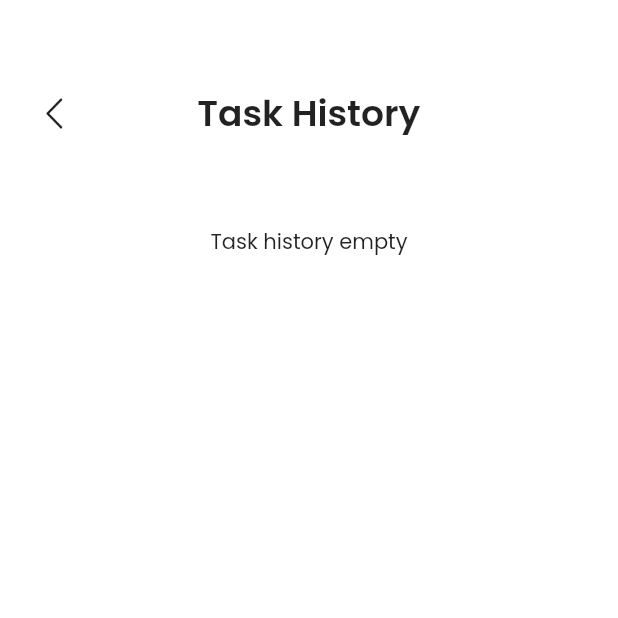
After one commit to mayudevID/bloom, a Flutter app: the ToDoListHistoryPageContent screen opened directly, on a phone screen of 412 x 824 dp, the top half of it. The commit adds this screen. Run offline on Flutter 3.47's test engine with Material 2 defaults, Android fonts, the phone set to English and light mode, and no system bars; our stand-ins replace awesome_notifications, bloc, cached_network_image, carousel_slider, cloud_firestore, connectivity_plus and 16 more; missing offline and left inert: flow_builder, flutter_facebook_auth; accounts and stored records are empty; network calls fail.

Commit message:
todos history to bloc

```diff
--- a/lib/features/habit/presentation/pages/habit_detail_page.dart
+++ b/lib/features/habit/presentation/pages/habit_detail_page.dart
@@ -1,3 +1,4 @@
+import 'package:bloom/features/authentication/data/repositories/local_auth_repository.dart';
 import 'package:bloom/features/habit/data/models/habit_model.dart';
 import 'package:flutter/material.dart';
 import 'package:flutter_bloc/flutter_bloc.dart';
@@ -20,6 +21,7 @@ class HabitsDetailPage extends StatelessWidget {
       create: (context) => HabitDetailBloc(
         habitModel: initHabitModel,
         habitsRepository: context.read<HabitsRepository>(),
+        localUserDataRepository: context.read<LocalUserDataRepository>(),
       ),
       child: HabitsDetailPageContent(initHabitModel: initHabitModel),
     );
--- a/lib/features/todolist/data/repositories/local_storage_todos_idle.dart
+++ b/lib/features/todolist/data/repositories/todo/backup.dart
@@ -2,7 +2,7 @@ import 'dart:convert';
 
 import 'package:shared_preferences/shared_preferences.dart';
 
-import '../models/task_model.dart';
+import '../../models/task_model.dart';
 
 class LocalStorageTodosIdle {
   LocalStorageTodosIdle(this.plugin);
--- /dev/null
+++ b/lib/features/todolist/data/repositories/todo_history/todos_history_api.dart
@@ -0,0 +1,10 @@
+import 'package:bloom/features/todolist/data/models/task_model.dart';
+
+abstract class TodosHistoryApi {
+  const TodosHistoryApi();
+  Stream<List<TaskModel>> getTodos();
+  Future<void> saveTodo(TaskModel taskModel);
+  Future<void> deleteTodo(String id);
+}
+
+class TodoHistoryNotFoundException implements Exception {}
--- /dev/null
+++ b/lib/features/todolist/domain/todos_history_repository.dart
@@ -0,0 +1,14 @@
+import '../data/models/task_model.dart';
+import '../data/repositories/todo_history/todos_history_api.dart';
+
+class TodosHistoryRepository {
+  const TodosHistoryRepository({
+    required TodosHistoryApi todosApi,
+  }) : _todosApi = todosApi;
+
+  final TodosHistoryApi _todosApi;
+
+  Stream<List<TaskModel>> getTodos() => _todosApi.getTodos();
+  Future<void> saveTodo(TaskModel todo) => _todosApi.saveTodo(todo);
+  Future<void> deleteTodo(String id) => _todosApi.deleteTodo(id);
+}
--- a/lib/features/todolist/domain/todos_repository.dart
+++ b/lib/features/todolist/domain/todos_repository.dart
@@ -1,5 +1,5 @@
 import '../data/models/task_model.dart';
-import '../data/repositories/todos_api.dart';
+import '../data/repositories/todo/todos_api.dart';
 
 class TodosRepository {
   const TodosRepository({
--- /dev/null
+++ b/lib/features/todolist/presentation/bloc/bloc/todos_history_bloc.dart
@@ -0,0 +1,46 @@
+import 'package:bloc/bloc.dart';
+import 'package:bloom/features/todolist/domain/todos_repository.dart';
+import 'package:equatable/equatable.dart';
+
+import '../../../data/models/task_model.dart';
+import '../../../domain/todos_history_repository.dart';
+
+part 'todos_history_event.dart';
+part 'todos_history_state.dart';
+
+class TodosHistoryBloc extends Bloc<TodosHistoryEvent, TodosHistoryState> {
+  TodosHistoryBloc({required TodosHistoryRepository todosHistoryRepository})
+      : _todosHistoryRepository = todosHistoryRepository,
+        super(const TodosHistoryState()) {
+    on<TodosHistorySubscriptionRequested>(_onSubscriptionRequested);
+    on<TodosHistoryTodoDeleted>(_onTodoDeleted);
+  }
+
+  final TodosHistoryRepository _todosHistoryRepository;
+
+  Future<void> _onSubscriptionRequested(
+    TodosHistorySubscriptionRequested event,
+    Emitter<TodosHistoryState> emit,
+  ) async {
+    emit(state.copyWith(status: () => TodosHistoryStatus.loading));
+
+    await emit.forEach<List<TaskModel>>(
+      _todosHistoryRepository.getTodos(),
+      onData: (todos) => state.copyWith(
+        status: () => TodosHistoryStatus.success,
+        todos: () => todos,
+      ),
+      onError: (_, __) => state.copyWith(
+        status: () => TodosHistoryStatus.failure,
+      ),
+    );
+  }
+
+  Future<void> _onTodoDeleted(
+    TodosHistoryTodoDeleted event,
+    Emitter<TodosHistoryState> emit,
+  ) async {
+    //emit(state.copyWith(lastDeletedTodo: () => event.todo));
+    await _todosHistoryRepository.deleteTodo(event.todo.taskId.toString());
+  }
+}
--- /dev/null
+++ b/lib/features/todolist/presentation/bloc/bloc/todos_history_event.dart
@@ -0,0 +1,21 @@
+part of 'todos_history_bloc.dart';
+
+abstract class TodosHistoryEvent extends Equatable {
+  const TodosHistoryEvent();
+
+  @override
+  List<Object> get props => [];
+}
+
+class TodosHistorySubscriptionRequested extends TodosHistoryEvent {
+  const TodosHistorySubscriptionRequested();
+}
+
+class TodosHistoryTodoDeleted extends TodosHistoryEvent {
+  const TodosHistoryTodoDeleted(this.todo);
+
+  final TaskModel todo;
+
+  @override
+  List<Object> get props => [todo];
+}
--- /dev/null
+++ b/lib/features/todolist/presentation/bloc/bloc/todos_history_state.dart
@@ -0,0 +1,31 @@
+part of 'todos_history_bloc.dart';
+
+enum TodosHistoryStatus { initial, loading, success, failure }
+
+class TodosHistoryState extends Equatable {
+  const TodosHistoryState({
+    this.status = TodosHistoryStatus.initial,
+    this.todos = const [],
+  });
+
+  final TodosHistoryStatus status;
+  final List<TaskModel> todos;
+
+  //Iterable<TaskModel> get filteredTodos => filter.applyAll(todos);
+
+  TodosHistoryState copyWith({
+    TodosHistoryStatus Function()? status,
+    List<TaskModel> Function()? todos,
+  }) {
+    return TodosHistoryState(
+      status: status != null ? status() : this.status,
+      todos: todos != null ? todos() : this.todos,
+    );
+  }
+
+  @override
+  List<Object?> get props => [
+        status,
+        todos,
+      ];
+}
--- /dev/null
+++ b/lib/features/todolist/presentation/pages/todolist_history_page.dart
@@ -0,0 +1,103 @@
+import 'package:flutter/material.dart';
+import 'package:flutter_bloc/flutter_bloc.dart';
+
+import '../../../../core/utils/function.dart';
+import '../../../../core/utils/theme.dart';
+import '../../domain/todos_history_repository.dart';
+import '../bloc/bloc/todos_history_bloc.dart';
+import '../widgets/task_widget_deleted.dart';
+
+class ToDoListHistoryPage extends StatelessWidget {
+  const ToDoListHistoryPage({Key? key}) : super(key: key);
+
+  @override
+  Widget build(BuildContext context) {
+    return BlocProvider(
+      create: (context) => TodosHistoryBloc(
+        todosHistoryRepository: context.read<TodosHistoryRepository>(),
+      )..add(
+          const TodosHistorySubscriptionRequested(),
+        ),
+      child: const ToDoListHistoryPageContent(),
+    );
+  }
+}
+
+class ToDoListHistoryPageContent extends StatelessWidget {
+  const ToDoListHistoryPageContent({Key? key}) : super(key: key);
+
+  @override
+  Widget build(BuildContext context) {
+    return Scaffold(
+      backgroundColor: naturalWhite,
+      body: Container(
+        padding: const EdgeInsets.symmetric(horizontal: 24),
+        child: Column(
+          children: [
+            SizedBox(height: MediaQuery.of(context).size.height * 0.07),
+            Row(
+              children: [
+                GestureDetector(
+                  onTap: () async {
+                    Navigator.of(context).pop();
+                  },
+                  child: Image.asset("assets/icons/arrow_back.png", width: 24),
+                ),
+                Container(
+                  margin: EdgeInsets.only(
+                    left: MediaQuery.of(context).size.width * 0.5 - 48 - 74.5,
+                  ),
+                  child: Text(
+                    "Task History",
+                    style: mainSubTitle,
+                  ),
+                ),
+              ],
+            ),
+            SizedBox(height: getHeight(32, context)),
+            BlocBuilder<TodosHistoryBloc, TodosHistoryState>(
+              builder: (context, state) {
+                if (state.todos.isNotEmpty) {
+                  return MediaQuery.removePadding(
+                    context: context,
+                    removeTop: true,
+                    child: ListView(
+                      physics: const NeverScrollableScrollPhysics(),
+                      shrinkWrap: true,
+                      children: [
+                        for (final taskModel in state.todos)
+                          TaskWidgetDeleted(
+                            taskModel: taskModel,
+                            onTap: () {
+                              context.read<TodosHistoryBloc>().add(
+                                    TodosHistoryTodoDeleted(
+                                      taskModel,
+                                    ),
+                                  );
+                            },
+                          )
+                      ],
+                    ),
+                  );
+                } else {
+                  return const SizedBox(
+                    height: 70,
+                    child: Center(
+                      child: Text(
+                        'Task history empty',
+                        style: TextStyle(
+                          fontFamily: "Poppins",
+                          fontSize: 14,
+                        ),
+                      ),
+                    ),
+                  );
+                }
+              },
+            ),
+          ],
+        ),
+      ),
+    );
+  }
+}
--- a/lib/main.dart
+++ b/lib/main.dart
@@ -8,8 +8,10 @@ import 'core/routes/route_name.dart';
 import 'features/authentication/data/repositories/auth_repository.dart';
 import 'features/authentication/data/repositories/local_auth_repository.dart';
 import 'features/authentication/presentation/bloc/app/app_bloc.dart';
+import 'features/todolist/data/repositories/todo/local_storage_todos_api.dart';
+import 'features/todolist/data/repositories/todo_history/local_storage_history_todos_api.dart';
+import 'features/todolist/domain/todos_history_repository.dart';
 import 'firebase_options.dart';
-import 'package:bloom/features/todolist/data/repositories/local_storage_todos_api.dart';
 import 'package:bloom/features/todolist/domain/todos_repository.dart';
 import 'package:flutter/material.dart';
 import 'package:flutter_bloc/flutter_bloc.dart';
@@ -84,6 +86,11 @@ void main() {
           plugin: sharedPreferences,
         ),
       );
+      final todosHistoryRepository = TodosHistoryRepository(
+        todosApi: LocalStorageHistoryTodosApi(
+          plugin: sharedPreferences,
+        ),
+      );
       final pomodorosRepository = PomodorosRepository(
         pomodorosApi: LocalStoragePomodorosApi(
           plugin: sharedPreferences,
@@ -94,7 +101,8 @@ void main() {
           authRepository: authRepository,
           localUserDataRepository: localUserDataRepository,
           habitsRepository: habitsRepository,
-          todosrepository: todosRepository,
+          todosRepository: todosRepository,
+          todosHistoryRepository: todosHistoryRepository,
           pomodorosRepository: pomodorosRepository,
           sharedPreferences: sharedPreferences,
         ),
@@ -107,7 +115,8 @@ void main() {
 class MyApp extends StatelessWidget {
   final AuthRepository _authRepository;
   final HabitsRepository _habitsRepository;
-  final TodosRepository _todosrepository;
+  final TodosRepository _todosRepository;
+  final TodosHistoryRepository _todosHistoryRepository;
   final PomodorosRepository _pomodorosRepository;
   final LocalUserDataRepository _localUserDataRepository;
   final SharedPreferences _sharedPreferences;
@@ -116,13 +125,15 @@ class MyApp extends StatelessWidget {
     Key? key,
     required AuthRepository authRepository,
     required HabitsRepository habitsRepository,
-    required TodosRepository todosrepository,
+    required TodosRepository todosRepository,
+    required TodosHistoryRepository todosHistoryRepository,
     required PomodorosRepository pomodorosRepository,
     required LocalUserDataRepository localUserDataRepository,
     required SharedPreferences sharedPreferences,
   })  : _authRepository = authRepository,
         _habitsRepository = habitsRepository,
-        _todosrepository = todosrepository,
+        _todosRepository = todosRepository,
+        _todosHistoryRepository = todosHistoryRepository,
         _pomodorosRepository = pomodorosRepository,
         _localUserDataRepository = localUserDataRepository,
         _sharedPreferences = sharedPreferences,
@@ -151,7 +162,10 @@ class MyApp extends StatelessWidget {
           create: (_) => _habitsRepository,
         ),
         RepositoryProvider<TodosRepository>(
-          create: (_) => _todosrepository,
+          create: (_) => _todosRepository,
+        ),
+        RepositoryProvider<TodosHistoryRepository>(
+          create: (_) => _todosHistoryRepository,
         ),
         RepositoryProvider<PomodorosRepository>(
           create: (_) => _pomodorosRepository,
```
Also changed, not shown: lib/features/habit/presentation/bloc/habit_detail/habit_detail_bloc.dart (+28 -6 lines), lib/features/todolist/data/repositories/todo_history/local_storage_history_todos_api.dart (added, +75 -0 lines), lib/features/todolist/presentation/widgets/task_widget_deleted.dart (added, +112 -0 lines), lib/features/todolist/data/repositories/todo/local_storage_todos_api.dart (renamed from lib/features/todolist/data/repositories/local_storage_todos_api.dart), lib/features/todolist/data/repositories/todo/todos_api.dart (renamed from lib/features/todolist/data/repositories/todos_api.dart).
